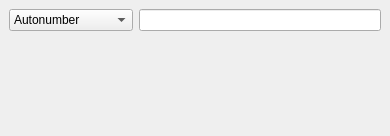
Old version of the form Sqliteman/sqliteman/populatorcolumnwidget.ui in the repository iamkjg/sqliteman.
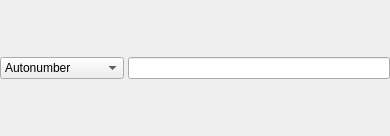
New version of the form.

Commit message: fixed populator column widget size crippled by 4.2.x designer

```diff
--- a/Sqliteman/sqliteman/populatorcolumnwidget.ui
+++ b/Sqliteman/sqliteman/populatorcolumnwidget.ui
@@ -11,12 +11,20 @@
   </property>
   <layout class="QGridLayout" >
    <property name="margin" >
-    <number>9</number>
+    <number>0</number>
    </property>
    <property name="spacing" >
-    <number>6</number>
+    <number>0</number>
    </property>
    <item row="0" column="0" >
+    <layout class="QHBoxLayout" >
+     <property name="margin" >
+      <number>0</number>
+     </property>
+     <property name="spacing" >
+      <number>4</number>
+     </property>
+     <item>
     <widget class="QComboBox" name="actionCombo" >
      <item>
       <property name="text" >
@@ -50,21 +58,10 @@
      </item>
     </widget>
    </item>
-   <item row="0" column="1" >
+     <item>
     <widget class="QLineEdit" name="specEdit" />
    </item>
-   <item row="1" column="1" >
-    <spacer>
-     <property name="orientation" >
-      <enum>Qt::Vertical</enum>
-     </property>
-     <property name="sizeHint" >
-      <size>
-       <width>20</width>
-       <height>40</height>
-      </size>
-     </property>
-    </spacer>
+    </layout>
    </item>
   </layout>
  </widget>
```
Lines whose indentation alone changed are shown as unchanged.
